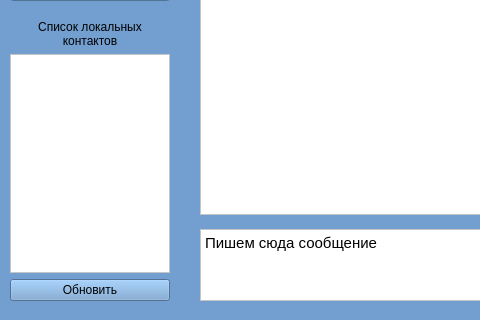
The window that client.ui (GroofiP/Geek_PyQt) describes before a commit, drawn with Qt 5; both pictures show x 0 to 480 and y 300 to 620 of the 800 by 620 pixel window.
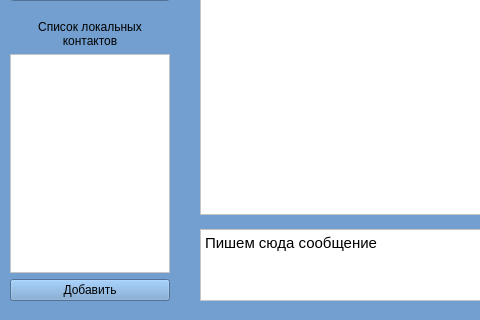
The same window after the commit.

```diff
--- a/client.ui
+++ b/client.ui
@@ -136,7 +136,7 @@
      <item>
       <widget class="QPushButton" name="update_contact_local">
        <property name="text">
-        <string>Обновить</string>
+        <string>Добавить</string>
        </property>
       </widget>
      </item>
```
